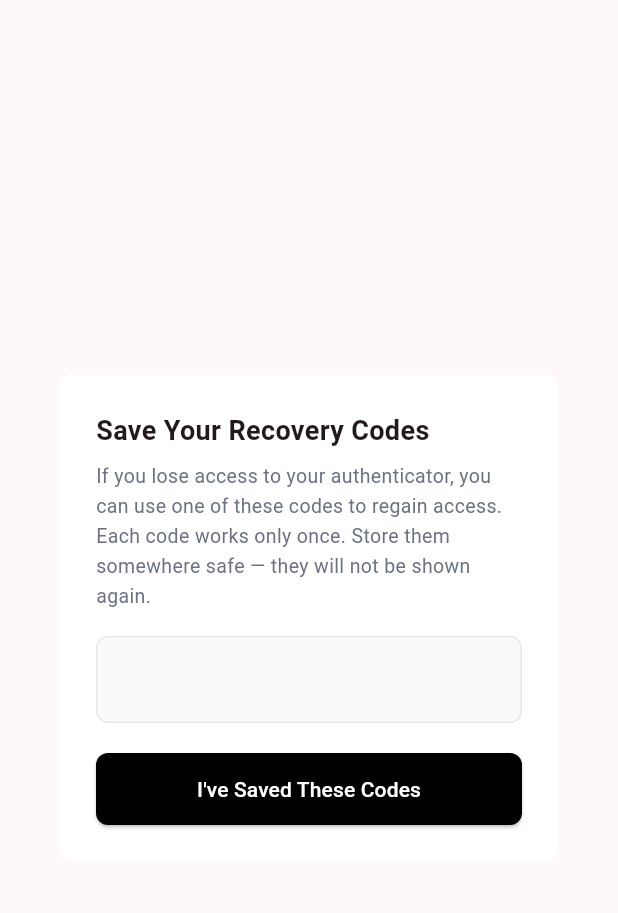
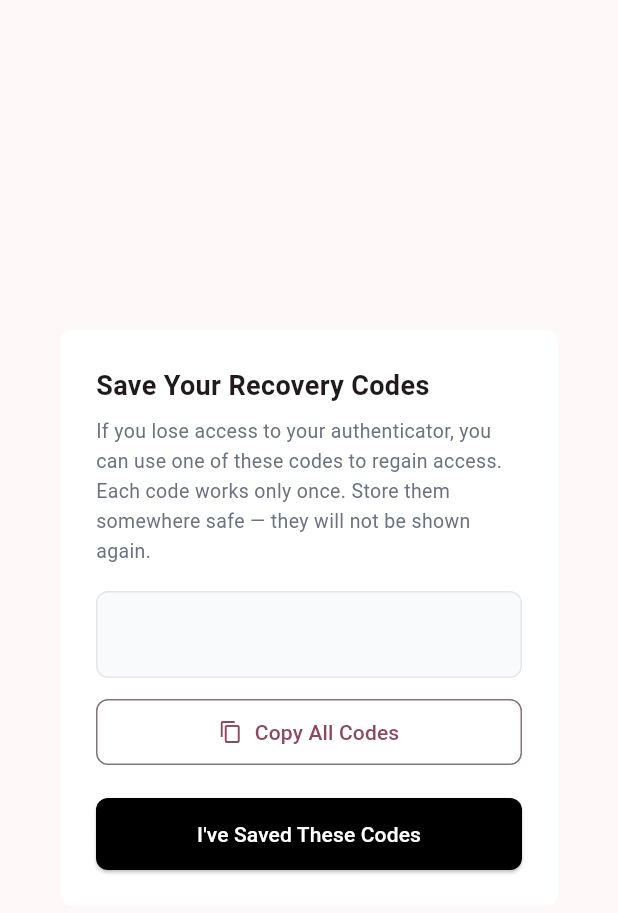
Before and after one commit to yangneom/DeeGeeKickz, a Flutter app: the _RecoveryCodesDialog widget shown alone on an empty page, opened directly with empty values, on a phone screen of 412 x 824 dp. Shown: the top 913 px of the screen. Run offline on Flutter 3.47's test engine with Material 3 defaults, Android fonts, the phone set to English and light mode, and no system bars; our stand-ins replace app_links, file_picker, fl_chart, flutter_colorpicker, flutter_dotenv, flutter_map and 10 more; missing offline and left inert: crop_your_image, dart:html, deepar_shoe_try_on_flutter, excel; accounts and stored records are empty.

Commit message:
did a lot of work

```diff
--- a/flutter_project_one/lib/screens/auth/mfa_enroll_screen.dart
+++ b/flutter_project_one/lib/screens/auth/mfa_enroll_screen.dart
@@ -1,6 +1,7 @@
 import 'package:flutter/material.dart';
 import 'package:supabase_flutter/supabase_flutter.dart';
 import '../../screens/auth/login_screen.dart';
+import 'package:flutter/services.dart';
 
 class MfaEnrollScreen extends StatefulWidget {
   const MfaEnrollScreen({super.key});
@@ -32,9 +33,14 @@ class _MfaEnrollScreenState extends State<MfaEnrollScreen> {
   Future<void> _startEnrollment() async {
     try {
       final supabase = Supabase.instance.client;
-      final response = await supabase.auth.mfa.enroll(
+            final response = await supabase.auth.mfa.enroll(
         factorType: FactorType.totp,
         issuer: 'DeeGeeKickz',
+        // Prevents "friendly name already exists" collisions from
+        // abandoned/unverified enrollment attempts (browser refresh,
+        // hot restart, cancelled test) — each attempt now gets a
+        // genuinely unique name instead of colliding on the default "".
+        friendlyName: 'totp_${DateTime.now().millisecondsSinceEpoch}',
       );
            if (response.totp == null) {
         throw Exception('Enrollment response did not include TOTP setup data.');
@@ -268,7 +274,7 @@ class _RecoveryCodesDialog extends StatelessWidget {
               style: TextStyle(fontSize: 13, color: Color(0xFF6B7280), height: 1.5),
             ),
             const SizedBox(height: 16),
-            Container(
+                       Container(
               width: double.infinity,
               padding: const EdgeInsets.all(16),
               decoration: BoxDecoration(
@@ -279,6 +285,24 @@ class _RecoveryCodesDialog extends StatelessWidget {
               child: SelectableText(
                 codes.join('\n'),
                 style: const TextStyle(fontFamily: 'monospace', fontSize: 14, fontWeight: FontWeight.w600),
+              ),
+            ),
+            const SizedBox(height: 12),
+            SizedBox(
+              width: double.infinity,
+              child: OutlinedButton.icon(
+                onPressed: () {
+                  Clipboard.setData(ClipboardData(text: codes.join('\n')));
+                  ScaffoldMessenger.of(context).showSnackBar(
+                    const SnackBar(content: Text('Recovery codes copied to clipboard.')),
+                  );
+                },
+                icon: const Icon(Icons.copy, size: 16),
+                label: const Text('Copy All Codes'),
+                style: OutlinedButton.styleFrom(
+                  padding: const EdgeInsets.symmetric(vertical: 12),
+                  shape: RoundedRectangleBorder(borderRadius: BorderRadius.circular(8)),
+                ),
               ),
             ),
             const SizedBox(height: 20),
```
Also changed, not shown: flutter_project_one/lib/screens/auth/mfa_recovery_screen.dart (+8 -2 lines).
